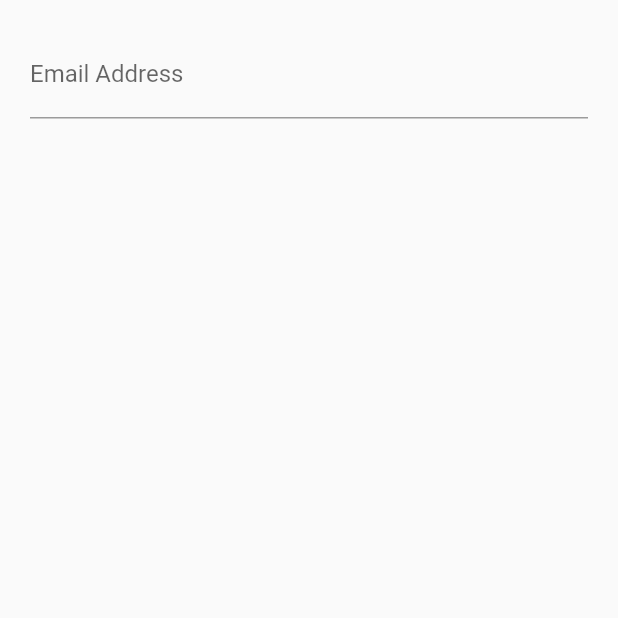
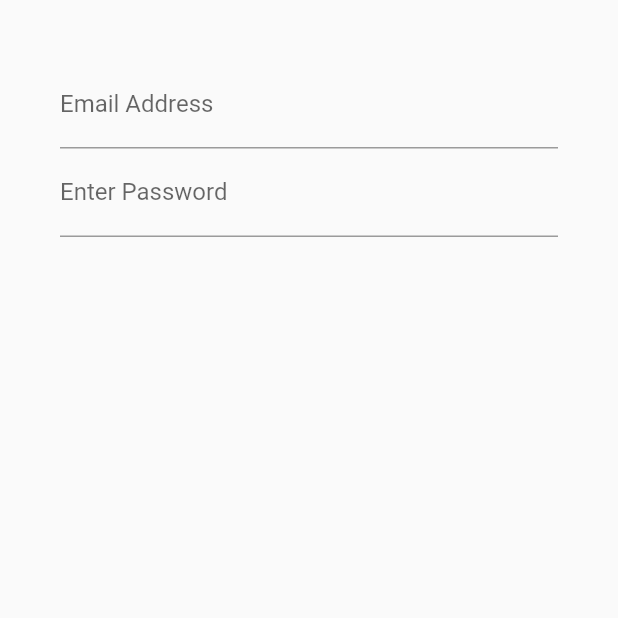
Before and after one commit to djaldave/forms-flutter-2020, a Flutter app: the screen it shows after launch, on a phone screen of 412 x 824 dp, the top half of it. Run offline on Flutter 3.47's test engine with Material 2 defaults, Android fonts, the phone set to English and light mode, and no system bars.

Commit message:
handling password inputs

```diff
--- a/lib/screens/login_screen.dart
+++ b/lib/screens/login_screen.dart
@@ -9,12 +9,12 @@ class _LoginScreenState extends State<LoginScreen> {
   @override
   Widget build(BuildContext context) {
     return Container(
-      margin: EdgeInsets.all(20),
+      margin: EdgeInsets.all(40),
       child: Form(
         child: Column(
           children: [
             emailField(),
-            // passwordField(),
+            passwordField(),
             // submitButton(),
           ],
         ),
@@ -32,6 +32,15 @@ class _LoginScreenState extends State<LoginScreen> {
     );
   }
 
-  Widget passwordField() {}
+  Widget passwordField() {
+    return TextFormField(
+      obscureText: true,
+      decoration: InputDecoration(
+        labelText: "Enter Password",
+        hintText: "Password",
+      ),
+    );
+  }
+
   Widget submitButton() {}
 }
```
